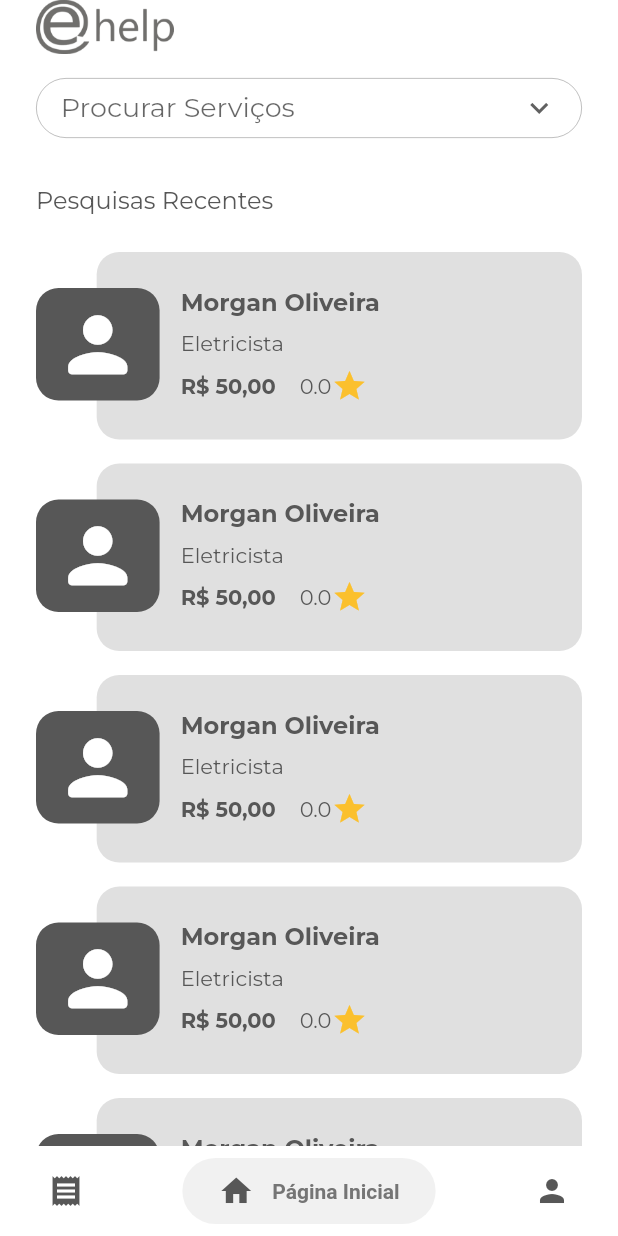
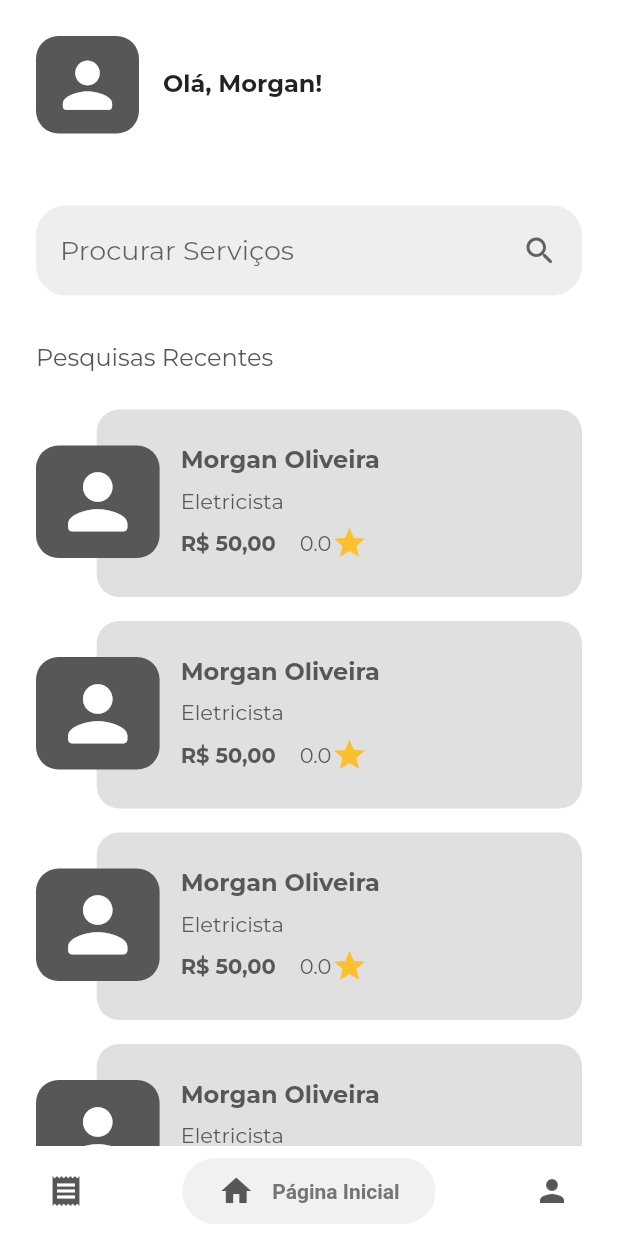
Before and after one commit to morganoms/ehelp, a Flutter app: the HomeClientView screen opened by its route, on a phone screen of 412 x 824 dp. Run offline on Flutter 3.47's test engine with Material 2 defaults, Android fonts, the phone set to English and light mode, and no system bars; drawn by our look-alikes of dropdown_button2, salomon_bottom_bar; our stand-ins replace calendar_date_picker2, expandable, flutter_credit_card, flutter_masked_text2, flutter_mobx, flutter_rating_bar and 4 more; missing offline and left inert: custom_timer; generated files the repository leaves out were written again; project files that could hold a hidden picture were left out.

Commit message:
feature: add home professional

```diff
--- a/lib/features/home/views/search_service.view.dart
+++ b/lib/features/home/views/search_service.view.dart
@@ -9,6 +9,7 @@ import 'package:flutter_mobx/flutter_mobx.dart';
 
 import '../../../locator.dart';
 import '../../../shared/components/default_dialog.widget.dart';
+import '../../../shared/components/person_picture.widget.dart';
 import '../view_model/home_client.view_model.dart';
 import 'components/adress_dialog.widget.dart';
 
@@ -55,15 +56,34 @@ class _SearchServiceViewState extends State<SearchServiceView> {
       child: Column(
         mainAxisSize: MainAxisSize.min,
         children: [
-          Container(
-            alignment: Alignment.centerLeft,
-            height: 36,
-            child: Image.asset(
-              'assets/images/ehelp.png',
-            ),
+          const SizedBox(
+            height: 24,
+          ),
+          Row(
+            mainAxisAlignment: MainAxisAlignment.spaceBetween,
+            children: [
+              Row(
+                children: [
+                  const PersonPicture(),
+                  Padding(
+                    padding: const EdgeInsets.only(left: 16),
+                    child: Column(
+                      crossAxisAlignment: CrossAxisAlignment.start,
+                      mainAxisAlignment: MainAxisAlignment.center,
+                      children: [
+                        Text(
+                          'Olá, Morgan!',
+                          style: FontStyles.size16Weight700,
+                        ),
+                      ],
+                    ),
+                  ),
+                ],
+              ),
+            ],
           ),
           const SizedBox(
-            height: 16,
+            height: 48,
           ),
           Observer(builder: (_) {
             return Row(
--- a/lib/features/login/views/login.view.dart
+++ b/lib/features/login/views/login.view.dart
@@ -169,8 +169,10 @@ class LoginView extends StatelessWidget {
                   height: 36,
                 ),
                 ElevatedButton(
-                  onPressed: () =>
-                      Navigator.of(context).pushNamed(EhelpRoutes.homeClient),
+                  onPressed: () => Navigator.of(context).pushNamed(
+                      userType == UserType.client
+                          ? EhelpRoutes.homeClient
+                          : EhelpRoutes.homeProfessional),
                   style: ElevatedButton.styleFrom(
                     elevation: 5,
                     backgroundColor: const Color(0xFF575757),
--- a/lib/locator.dart
+++ b/lib/locator.dart
@@ -2,6 +2,8 @@ import 'package:ehelp/features/booking/view_model/booking.view_model.dart';
 import 'package:ehelp/features/call_now/view_model/call_now.view_model.dart';
 import 'package:ehelp/features/professional/areas/view_model/home_area.view_model.dart';
 import 'package:ehelp/features/professional/areas/view_model/home_edit_area.view_model.dart';
+import 'package:ehelp/features/professional/home/view_model/home_professional.view_model.dart';
+import 'package:ehelp/features/professional/home/views/home_professional.view.dart';
 import 'package:get_it/get_it.dart';
 
 import 'features/call_now/view_model/service_description.view_Model.dart';
@@ -27,6 +29,9 @@ class EHelpDependencies {
       ..registerLazySingleton<ServiceDescriptionViewModel>(
         ServiceDescriptionViewModel.new,
       )
+      ..registerLazySingleton<HomeProfessionalViewModel>(
+        HomeProfessionalViewModel.new,
+      )
       ..registerLazySingleton<CallNowViewModel>(
         CallNowViewModel.new,
       );
--- a/lib/routes/ehelp_generated_routes.dart
+++ b/lib/routes/ehelp_generated_routes.dart
@@ -21,6 +21,7 @@ import '../features/professional/areas/views/certification_attach.view.dart';
 import '../features/professional/areas/views/value_charged.view.dart';
 import '../features/professional/areas/views/work_days.view.dart';
 import '../features/professional/areas/views/work_hours.view.dart';
+import '../features/professional/home/views/home_professional.view.dart';
 import '../features/professional/sign_in/views/personal_data.view.dart';
 
 typedef WidgetBuilderArgs = Widget Function(BuildContext context, Object args);
@@ -57,7 +58,9 @@ extension EhelpGeneratedRoutes on EhelpRoutes {
         EhelpRoutes.workHours: (context, args) => const WorkHoursView(),
         EhelpRoutes.valueCharged: (context, args) => ValueChargedView(),
         EhelpRoutes.clientCallNowDescription: (context, args) =>
-            const ServiceDescriptionView()
+            const ServiceDescriptionView(),
+        EhelpRoutes.homeProfessional: (context, args) =>
+            const HomeProfessionalView()
       };
 
   static Route<dynamic>? generateRoute(RouteSettings settings) {
--- a/lib/routes/ehelp_routes.dart
+++ b/lib/routes/ehelp_routes.dart
@@ -26,4 +26,5 @@ class EhelpRoutes {
   static const workDays = '/professional/home/area/edit/work_days';
   static const workHours = '/professional/home/area/edit/work_hours';
   static const valueCharged = '/professional/home/area/edit/value_carged';
+  static const homeProfessional = '/professional/home';
 }
--- a/lib/shared/components/dropdown_search.widget.dart
+++ b/lib/shared/components/dropdown_search.widget.dart
@@ -1,6 +1,7 @@
 // ignore_for_file: must_be_immutable
 
 import 'package:dropdown_button2/dropdown_button2.dart';
+import 'package:ehelp/shared/Colors/constants.dart';
 import 'package:ehelp/shared/fonts/styles.dart';
 import 'package:flutter/material.dart';
 
@@ -41,14 +42,12 @@ class DropdownSearch2Widget extends StatelessWidget {
           borderRadius: BorderRadius.circular(15),
         ),
         buttonDecoration: BoxDecoration(
-          borderRadius: BorderRadius.circular(50),
-          border: Border.all(
-            color: Theme.of(context).primaryColor.withOpacity(0.5),
-            width: 0.5,
-          ),
+          borderRadius: BorderRadius.circular(20),
+          color: Color.fromARGB(255, 238, 238, 239),
         ),
-        icon: const Icon(Icons.keyboard_arrow_down),
+        icon: const Icon(Icons.search_rounded),
         itemHeight: 40,
+        buttonHeight: 60,
         dropdownMaxHeight: 200,
         searchController: textEditingController,
         searchInnerWidget: Padding(
--- /dev/null
+++ b/lib/shared/components/person_picture.widget.dart
@@ -0,0 +1,30 @@
+import 'package:flutter/material.dart';
+
+class PersonPicture extends StatelessWidget {
+  const PersonPicture({Key? key}) : super(key: key);
+
+  @override
+  Widget build(BuildContext context) {
+    return Container(
+      height: 65,
+      // margin: const EdgeInsets.only(top: 24),
+      // alignment: Alignment.center,
+      width: MediaQuery.of(context).size.width / 6,
+      decoration: BoxDecoration(
+        borderRadius: BorderRadius.circular(15),
+        color: const Color(0xFF575757),
+      ),
+      child: const Padding(
+        padding: EdgeInsets.all(8),
+        child: SizedBox.expand(
+          child: FittedBox(
+            child: Icon(
+              Icons.person_rounded,
+              color: Colors.white,
+            ),
+          ),
+        ),
+      ),
+    );
+  }
+}
```
Also changed, not shown: lib/features/professional/home/view_model/home_professional.view_model.dart (added, +55 -0 lines), lib/features/professional/home/views/components/service_item_pro.widget.dart (added, +289 -0 lines), lib/features/professional/home/views/home_professional.view.dart (added, +77 -0 lines), lib/features/professional/home/views/professional_calls.view.dart (added, +142 -0 lines), lib/features/call_now/view_model/service_description.view_Model.g.dart, lib/features/professional/home/view_model/home_professional.view_model.g.dart (added).
